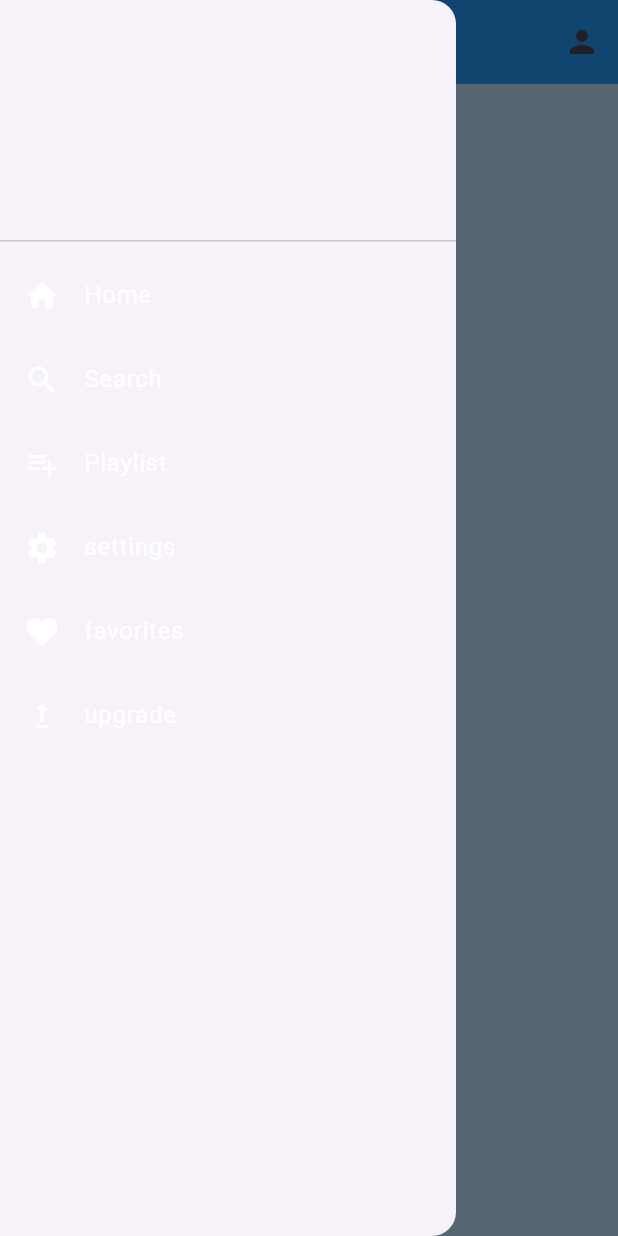
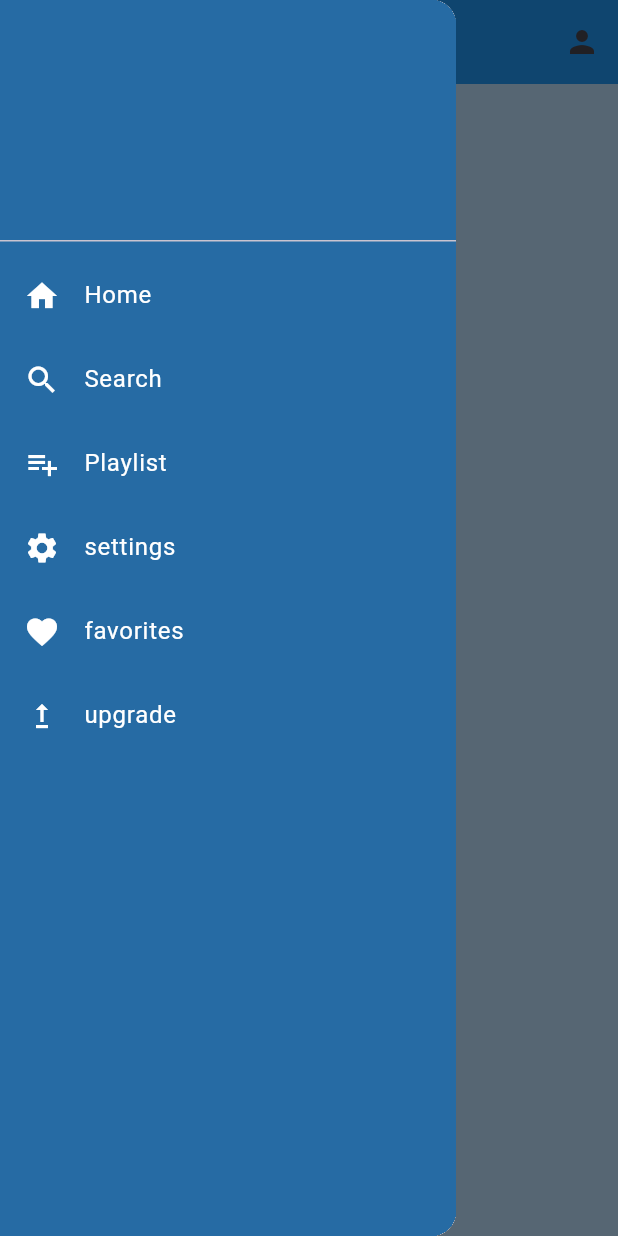
Before and after one commit to m-izero/music_playlist_app, a Flutter app: the HomePage screen opened directly, with the side drawer open, on a phone screen of 412 x 824 dp. Run offline on Flutter 3.47's test engine with Material 3 defaults, Android fonts, the phone set to English and light mode, and no system bars; missing offline and left inert: dart:html.

Commit message:
change drawer

```diff
--- a/lib/PAGES/home.dart
+++ b/lib/PAGES/home.dart
@@ -73,6 +73,11 @@ class HomePage extends StatelessWidget {
         ],
       ),
       drawer: const DrawerPage(),
+      body: ListView(
+        scrollDirection: Axis.vertical,
+        reverse: false,
+        children: [],
+      ),
     );
   }
 }
--- a/lib/components/drawer.dart
+++ b/lib/components/drawer.dart
@@ -11,7 +11,7 @@ class DrawerPage extends StatelessWidget {
   Widget build(BuildContext context) {
     return Drawer(
       child: Container(
-        color: Colors.blue[1000],
+        color: Color(0xff266ba4),
         width: 200,
         child: ListView(
           children: [
```
